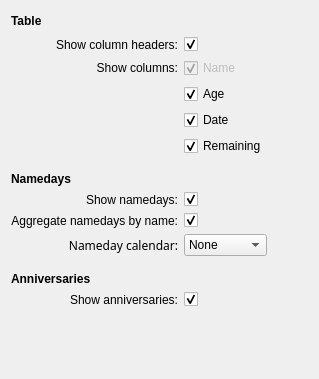
Qt form src/applet/birthdaylist_contents_config.ui (balevas/BirthdayList-Plasmoid) before a commit.
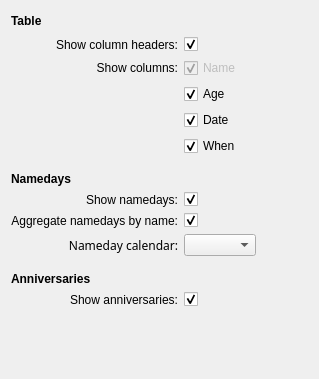
The same form after that commit.

Commit message:
Finalized code cleanup, fixed remaining minor issues, added SK translation
Code cleaned up and commented. Minor issues fixed (reacting to plasma theme change, visualisation of inner namedays).
Setting up translation templates and Slovak translation.

Diff of the .ui file:
```diff
--- a/src/applet/birthdaylist_contents_config.ui
+++ b/src/applet/birthdaylist_contents_config.ui
@@ -261,13 +261,7 @@
     </widget>
    </item>
    <item row="14" column="1">
-    <widget class="QComboBox" name="cmbNamedayCalendar">
-     <item>
-      <property name="text">
-       <string>None</string>
-      </property>
-     </item>
-    </widget>
+    <widget class="QComboBox" name="cmbNamedayCalendar"/>
    </item>
    <item row="3" column="1">
     <widget class="QCheckBox" name="chckShowColName">
@@ -308,7 +302,7 @@
    <item row="6" column="1">
     <widget class="QCheckBox" name="chckShowColRemaining">
      <property name="text">
-      <string>Remaining</string>
+      <string>When</string>
      </property>
      <property name="checked">
       <bool>true</bool>
```
Left out of the diff: 4 changed lines with no effect on the pictures. The commit also changes 17 other files.
